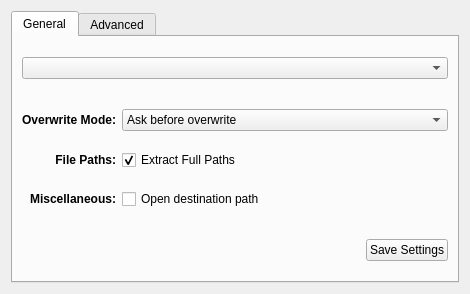
Qt form experimental/app/extractiondialog.ui (f0x/aku) before a commit.
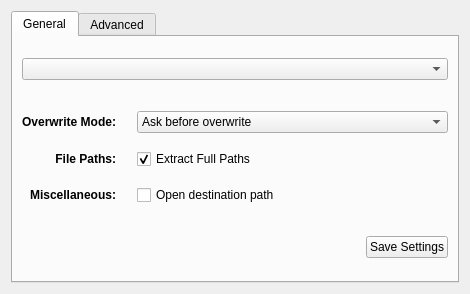
The same form after that commit. Custom widgets are drawn as their Qt base class.

Diff of the .ui file:
```diff
--- a/experimental/app/extractiondialog.ui
+++ b/experimental/app/extractiondialog.ui
@@ -92,7 +92,7 @@
                </property>
               </widget>
              </item>
-             <item row="0" column="1" >
+             <item row="0" column="2" >
               <widget class="KComboBox" name="comboHigh" >
                <property name="sizePolicy" >
                 <sizepolicy vsizetype="Fixed" hsizetype="MinimumExpanding" >
@@ -133,7 +133,7 @@
                <property name="sizeHint" stdset="0" >
                 <size>
                  <width>20</width>
-                 <height>13</height>
+                 <height>10</height>
                 </size>
                </property>
               </spacer>
@@ -160,7 +160,7 @@
                </property>
               </widget>
              </item>
-             <item row="2" column="1" >
+             <item row="2" column="2" >
               <widget class="QCheckBox" name="checkFullPath" >
                <property name="sizePolicy" >
                 <sizepolicy vsizetype="Fixed" hsizetype="MinimumExpanding" >
@@ -187,7 +187,7 @@
                <property name="sizeHint" stdset="0" >
                 <size>
                  <width>20</width>
-                 <height>13</height>
+                 <height>10</height>
                 </size>
                </property>
               </spacer>
@@ -214,7 +214,7 @@
                </property>
               </widget>
              </item>
-             <item row="4" column="1" >
+             <item row="4" column="2" >
               <widget class="QCheckBox" name="checkDestinationPath" >
                <property name="sizePolicy" >
                 <sizepolicy vsizetype="Fixed" hsizetype="MinimumExpanding" >
@@ -227,6 +227,22 @@
                </property>
               </widget>
              </item>
+             <item row="0" column="1" >
+              <spacer name="horizontalSpacer" >
+               <property name="orientation" >
+                <enum>Qt::Horizontal</enum>
+               </property>
+               <property name="sizeType" >
+                <enum>QSizePolicy::Fixed</enum>
+               </property>
+               <property name="sizeHint" stdset="0" >
+                <size>
+                 <width>15</width>
+                 <height>20</height>
+                </size>
+               </property>
+              </spacer>
+             </item>
             </layout>
            </item>
            <item>
```
